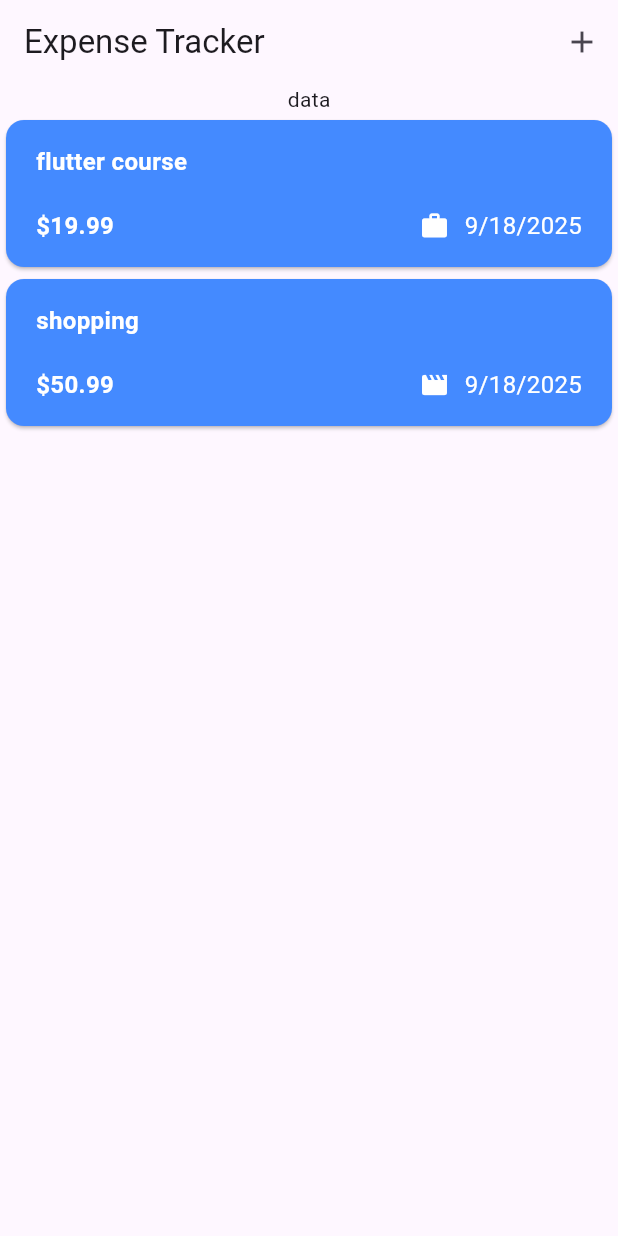
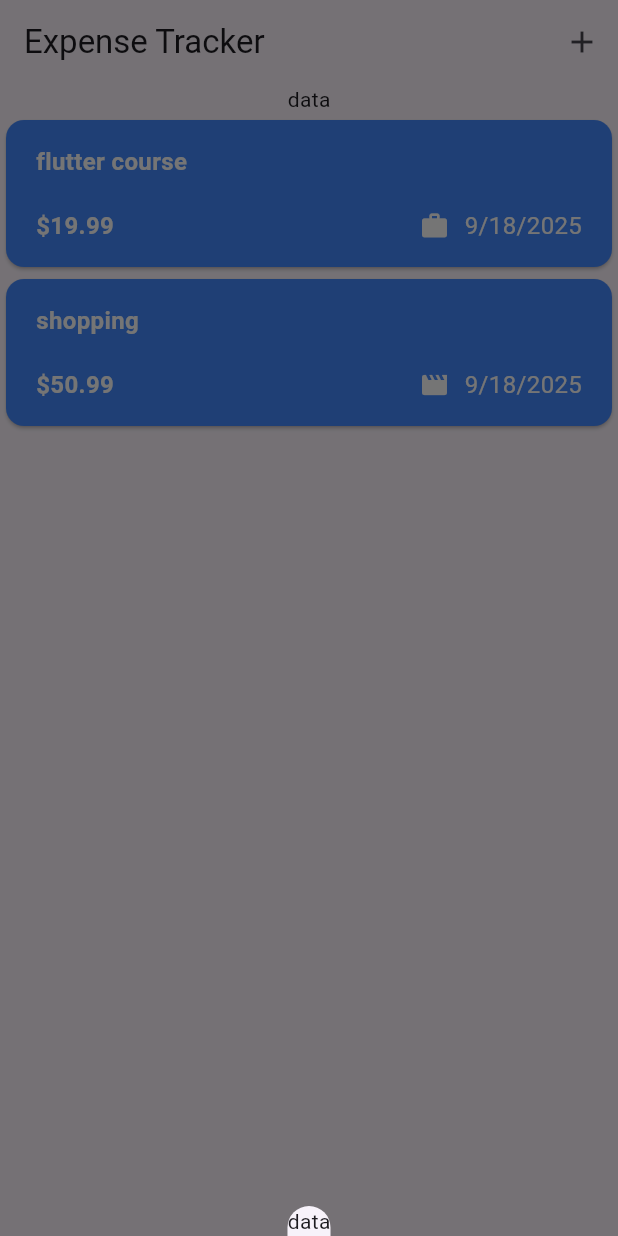
Before and after one commit to Joseph78888/expense_tracker, a Flutter app: the screen it shows after launch, after a tap on the "add" icon, on a phone screen of 412 x 824 dp. Run offline on Flutter 3.47's test engine with Material 3 defaults, Android fonts, the phone set to English and light mode, and no system bars.

Commit message:
adding model sheet on _openAddExpenseOverlay

```diff
--- a/lib/widget/expenses.dart
+++ b/lib/widget/expenses.dart
@@ -25,6 +25,10 @@ class _ExpensesState extends State<Expenses> {
       category: Category.leisure,
     ),
   ];
+  // model sheet
+  void _openAddExpenseOverlay() {
+    showModalBottomSheet(context: context, builder: (ctx) => Text('data'));
+  }
 
   @override
   Widget build(BuildContext context) {
@@ -32,7 +36,9 @@ class _ExpensesState extends State<Expenses> {
       appBar: AppBar(
         title: Text('Expense Tracker'),
         // Add new Expense.
-        actions: [IconButton(onPressed: () {}, icon: Icon(Icons.add))],
+        actions: [
+          IconButton(onPressed: _openAddExpenseOverlay, icon: Icon(Icons.add)),
+        ],
       ),
       body: Center(
         child: Column(
```
